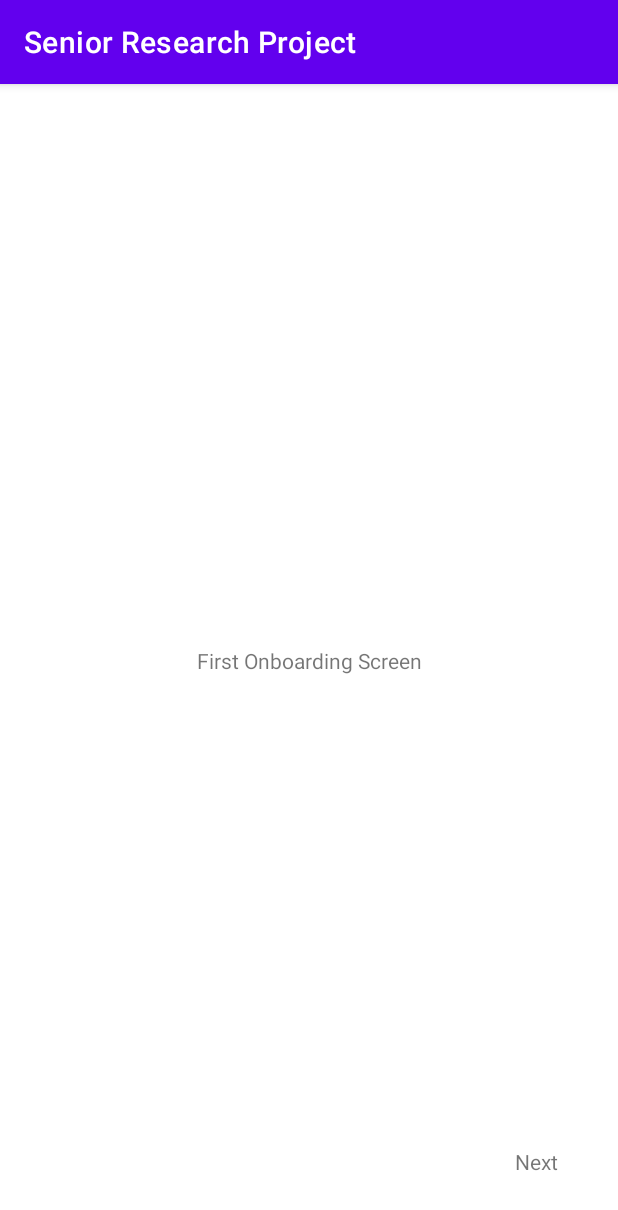
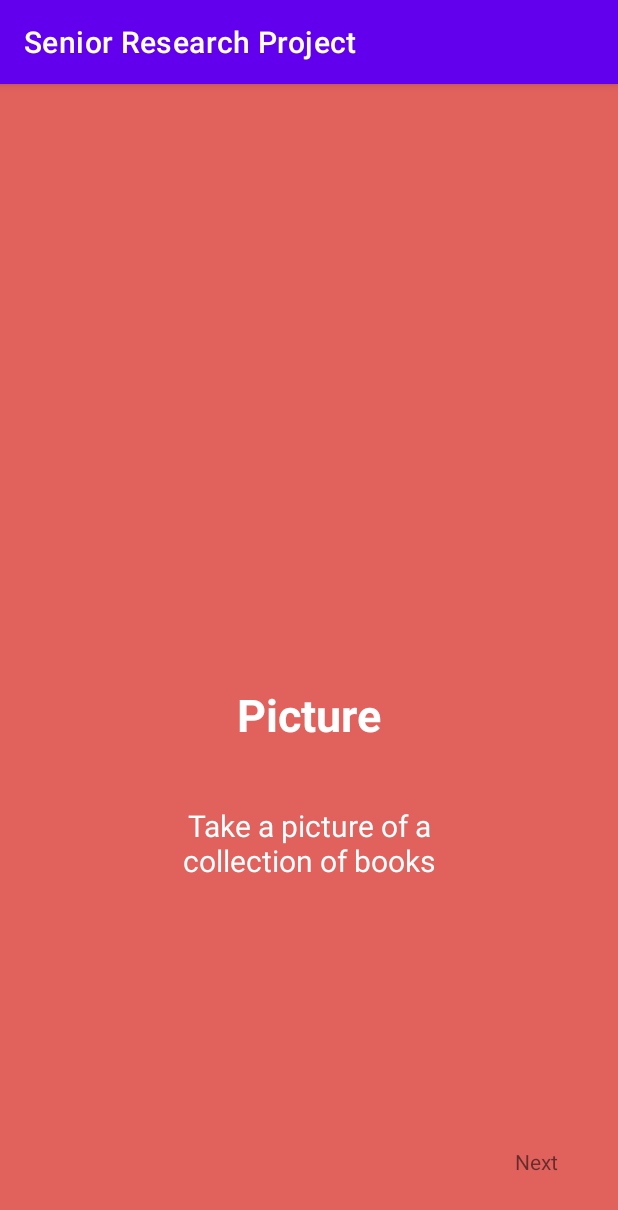
Before and after one commit to JasonZ08/Senior_Research_Project, an Android app: the screen it shows after launch (MainActivity), on a phone screen of 412 x 824 dp. Shown: the top 1210 px of the screen. Run offline under Robolectric (Android 15) with nearby library versions, the phone set to English and light mode, and no system bars.

Commit message:
updatev3

```diff
--- a/app/src/main/res/layout/fragment_first_screen.xml
+++ b/app/src/main/res/layout/fragment_first_screen.xml
@@ -4,16 +4,8 @@
     android:layout_width="match_parent"
     android:layout_height="match_parent"
     xmlns:app="http://schemas.android.com/apk/res-auto"
-    tools:context=".onboarding.screen.FirstScreen">
-
-    <TextView
-        android:layout_width="wrap_content"
-        android:layout_height="wrap_content"
-        android:text="First Onboarding Screen"
-        app:layout_constraintBottom_toBottomOf="parent"
-        app:layout_constraintEnd_toEndOf="parent"
-        app:layout_constraintStart_toStartOf="parent"
-        app:layout_constraintTop_toTopOf="parent" />
+    tools:context=".onboarding.screen.FirstScreen"
+    android:background="@color/backGround1">
 
     <TextView
         android:id="@+id/next"
@@ -25,4 +17,33 @@
         android:text="Next"
         app:layout_constraintBottom_toBottomOf="parent"
         app:layout_constraintEnd_toEndOf="parent" />
+
+    <TextView
+        android:id="@+id/header"
+        android:layout_width="wrap_content"
+        android:layout_height="wrap_content"
+        android:text="Picture"
+        app:layout_constraintEnd_toEndOf="parent"
+        app:layout_constraintStart_toStartOf="parent"
+        android:textStyle="bold"
+        android:textSize="30dp"
+        app:layout_constraintTop_toTopOf="parent"
+        app:layout_constraintBottom_toBottomOf="parent"
+        app:layout_constraintVertical_bias=".55"
+        android:textColor="@color/white"/>
+
+    <TextView
+        android:id="@+id/desc"
+        android:layout_width="200dp"
+        android:gravity="center"
+        android:layout_height="wrap_content"
+        android:text="Take a picture of a collection of books"
+        app:layout_constraintEnd_toEndOf="parent"
+        app:layout_constraintStart_toStartOf="parent"
+        android:textSize="20dp"
+        app:layout_constraintTop_toTopOf="parent"
+        app:layout_constraintBottom_toBottomOf="parent"
+        app:layout_constraintVertical_bias=".67"
+        android:textColor="@color/white"/>
+
 </androidx.constraintlayout.widget.ConstraintLayout>
--- a/app/src/main/res/layout/fragment_second_screen.xml
+++ b/app/src/main/res/layout/fragment_second_screen.xml
@@ -4,7 +4,8 @@
     android:layout_width="match_parent"
     android:layout_height="match_parent"
     xmlns:app="http://schemas.android.com/apk/res-auto"
-    tools:context=".onboarding.screen.FirstScreen">
+    tools:context=".onboarding.screen.FirstScreen"
+    android:background="@color/backGround2">
 
     <TextView
         android:layout_width="wrap_content"
--- a/app/src/main/res/layout/fragment_third_screen.xml
+++ b/app/src/main/res/layout/fragment_third_screen.xml
@@ -4,7 +4,8 @@
     android:layout_width="match_parent"
     android:layout_height="match_parent"
     xmlns:app="http://schemas.android.com/apk/res-auto"
-    tools:context=".onboarding.screen.FirstScreen">
+    tools:context=".onboarding.screen.FirstScreen"
+    android:background="@color/backGround3">
 
     <TextView
         android:layout_width="wrap_content"
--- a/app/src/main/res/values/colors.xml
+++ b/app/src/main/res/values/colors.xml
@@ -7,4 +7,8 @@
     <color name="teal_700">#FF018786</color>
     <color name="black">#FF000000</color>
     <color name="white">#FFFFFFFF</color>
+    <color name="backGround1">#FFE1615D</color>
+    <color name="backGround2">#FF41A9CC</color>
+    <color name="backGround3">#FF8A63B2</color>
+
 </resources>
```
Also changed, not shown: app/src/main/res/layout/fragment_splash.xml (+25 -8 lines), app/src/main/res/drawable/camera_icon.png (added), app/src/main/res/drawable/scanner_appicon.jpg (added), app/src/main/res/drawable/scanner_icon.png (added), app/src/main/res/drawable/scanner_icon2.jpg (added), app/src/main/res/drawable/scanner_icon2_preview.png (added).
